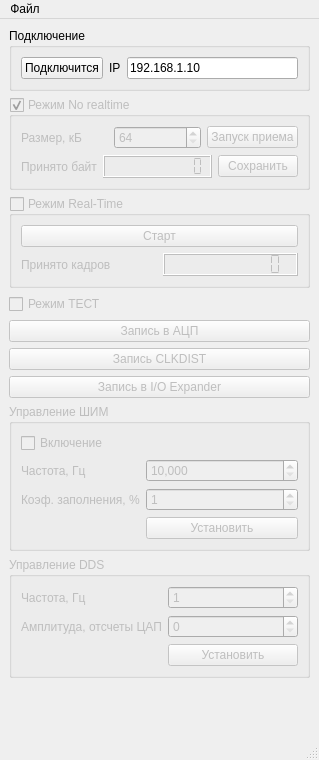
reffum/digitizer_pc, file mainwindow.ui: the form before one commit.
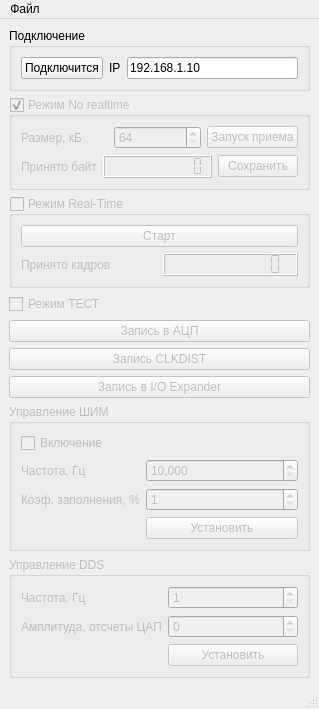
The form after the commit.

Commit message: Change window size. Set maximum size of data in noreal-time to 128 MB

```diff
--- a/mainwindow.ui
+++ b/mainwindow.ui
@@ -7,7 +7,7 @@
     <x>0</x>
     <y>0</y>
     <width>310</width>
-    <height>760</height>
+    <height>670</height>
    </rect>
   </property>
   <property name="minimumSize">
```
Left out of the diff: 2 changed lines with no effect on the pictures. The commit also changes 1 other file.
